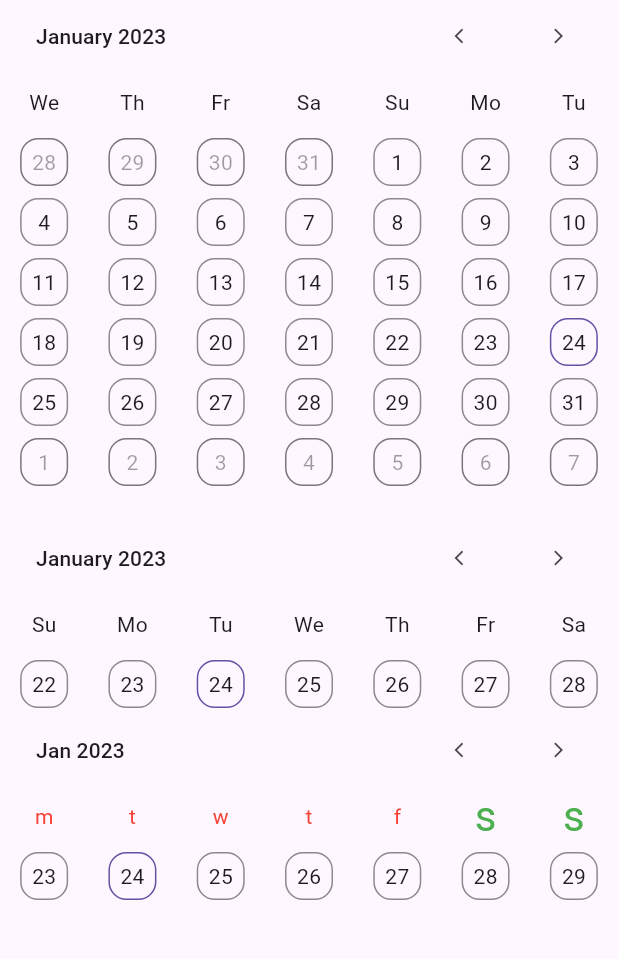
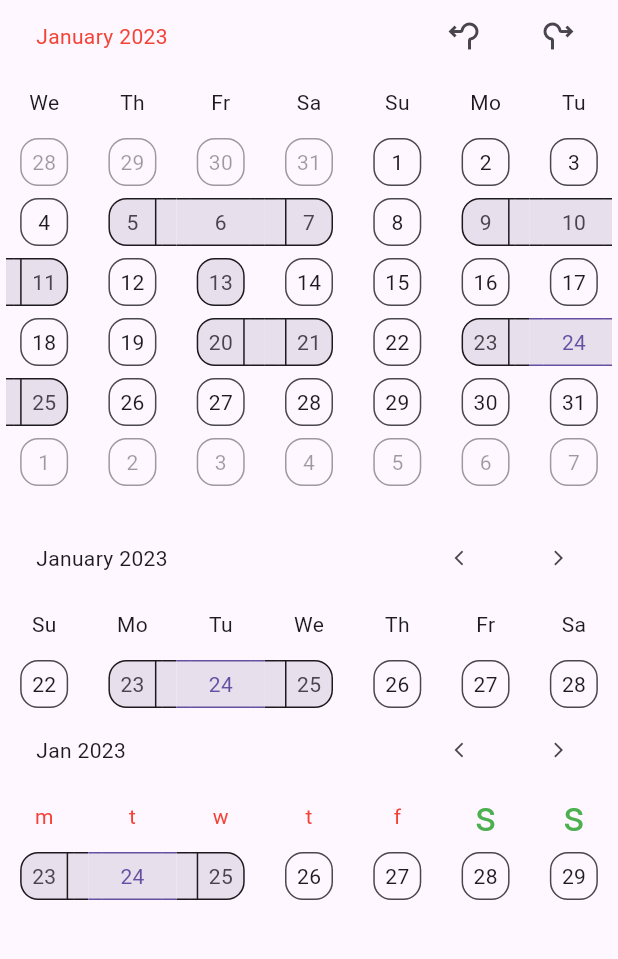
Before and after one commit to chaudharydeepanshu/clean_calendar, a Flutter app: the screen it shows after launch, on a phone screen of 412 x 824 dp, the part 84-1043 px from its top. Run offline on Flutter 3.47's test engine with Material 2 defaults, Android fonts, the phone set to English and light mode, and no system bars.

Commit message:
Added decoration properties for header section.

```diff
--- a/example/lib/main.dart
+++ b/example/lib/main.dart
@@ -40,21 +40,30 @@ class _HomeState extends State<Home> {
         child: ListView(
           children: [
             CleanCalendar(
+              headerProperties: HeaderProperties(
+                monthYearDecoration: MonthYearDecoration(
+                  monthYearTextColor: Colors.red,
+                ),
+                navigatorDecoration: NavigatorDecoration(
+                  navigateLeftButtonIcon: Icon(Icons.roundabout_left),
+                  navigateRightButtonIcon: Icon(Icons.roundabout_right),
+                ),
+              ),
               enableDenseViewForDates: true,
               enableDenseSplashForDates: true,
               datesForStreaks: [
-                DateTime(2022, 11, 5),
-                DateTime(2022, 11, 6),
-                DateTime(2022, 11, 7),
-                DateTime(2022, 11, 9),
-                DateTime(2022, 11, 10),
-                DateTime(2022, 11, 11),
-                DateTime(2022, 11, 13),
-                DateTime(2022, 11, 20),
-                DateTime(2022, 11, 21),
-                DateTime(2022, 11, 23),
-                DateTime(2022, 11, 24),
-                DateTime(2022, 11, 25),
+                DateTime(2023, 01, 5),
+                DateTime(2023, 01, 6),
+                DateTime(2023, 01, 7),
+                DateTime(2023, 01, 9),
+                DateTime(2023, 01, 10),
+                DateTime(2023, 01, 11),
+                DateTime(2023, 01, 13),
+                DateTime(2023, 01, 20),
+                DateTime(2023, 01, 21),
+                DateTime(2023, 01, 23),
+                DateTime(2023, 01, 24),
+                DateTime(2023, 01, 25),
               ],
               dateSelectionMode: DatePickerSelectionMode.singleOrMultiple,
               startWeekday: WeekDay.wednesday,
@@ -81,17 +90,18 @@ class _HomeState extends State<Home> {
               enableDenseViewForDates: true,
               enableDenseSplashForDates: true,
               datesForStreaks: [
-                DateTime(2022, 11, 5),
-                DateTime(2022, 11, 6),
-                DateTime(2022, 11, 7),
-                DateTime(2022, 11, 9),
-                DateTime(2022, 11, 10),
-                DateTime(2022, 11, 11),
-                DateTime(2022, 11, 13),
-                DateTime(2022, 11, 20),
-                DateTime(2022, 11, 21),
-                DateTime(2022, 11, 23),
-                DateTime(2022, 11, 24),
+                DateTime(2023, 01, 5),
+                DateTime(2023, 01, 6),
+                DateTime(2023, 01, 7),
+                DateTime(2023, 01, 9),
+                DateTime(2023, 01, 10),
+                DateTime(2023, 01, 11),
+                DateTime(2023, 01, 13),
+                DateTime(2023, 01, 20),
+                DateTime(2023, 01, 21),
+                DateTime(2023, 01, 23),
+                DateTime(2023, 01, 24),
+                DateTime(2023, 01, 25),
               ],
               dateSelectionMode: DatePickerSelectionMode.singleOrMultiple,
               onCalendarViewDate: (DateTime calendarViewDate) {
@@ -114,17 +124,18 @@ class _HomeState extends State<Home> {
               enableDenseViewForDates: true,
               enableDenseSplashForDates: true,
               datesForStreaks: [
-                DateTime(2022, 11, 5),
-                DateTime(2022, 11, 6),
-                DateTime(2022, 11, 7),
-                DateTime(2022, 11, 9),
-                DateTime(2022, 11, 10),
-                DateTime(2022, 11, 11),
-                DateTime(2022, 11, 13),
-                DateTime(2022, 11, 20),
-                DateTime(2022, 11, 21),
-                DateTime(2022, 11, 23),
-                DateTime(2022, 11, 24),
+                DateTime(2023, 01, 5),
+                DateTime(2023, 01, 6),
+                DateTime(2023, 01, 7),
+                DateTime(2023, 01, 9),
+                DateTime(2023, 01, 10),
+                DateTime(2023, 01, 11),
+                DateTime(2023, 01, 13),
+                DateTime(2023, 01, 20),
+                DateTime(2023, 01, 21),
+                DateTime(2023, 01, 23),
+                DateTime(2023, 01, 24),
+                DateTime(2023, 01, 25),
               ],
               dateSelectionMode: DatePickerSelectionMode.disable,
               onCalendarViewDate: (DateTime calendarViewDate) {
--- a/lib/clean_calendar.dart
+++ b/lib/clean_calendar.dart
@@ -18,3 +18,9 @@ export 'src/models/calendar_properties.dart'
 export 'src/models/dates_decoration.dart' show DatesDecoration;
 
 export 'src/models/dates_properties.dart' show DatesProperties;
+
+export 'src/models/header_properties.dart' show HeaderProperties;
+
+export 'src/models/month_year_decoration.dart' show MonthYearDecoration;
+
+export 'src/models/navigator_decoration.dart' show NavigatorDecoration;
--- a/lib/src/clean_calendar.dart
+++ b/lib/src/clean_calendar.dart
@@ -9,6 +9,7 @@ class CleanCalendar extends StatelessWidget {
   const CleanCalendar({
     Key? key,
     this.datePickerCalendarView,
+    this.headerProperties,
     this.weekdaysProperties,
     this.streakDatesProperties,
     this.currentDateProperties,
@@ -35,6 +36,9 @@ class CleanCalendar extends StatelessWidget {
 
   /// - datePickerCalendarView, It takes calendar view type.
   final DatePickerCalendarView? datePickerCalendarView;
+
+  /// - headerProperties, It takes customisation properties for calendar header.
+  final HeaderProperties? headerProperties;
 
   /// - weekdaysProperties, It takes customisation properties for weekdays.
   final WeekdaysProperties? weekdaysProperties;
@@ -113,6 +117,7 @@ class CleanCalendar extends StatelessWidget {
       calendarProperties: CalendarProperties(
           datePickerCalendarView: datePickerCalendarView,
           weekdaysProperties: weekdaysProperties,
+          headerProperties: headerProperties,
           streakDatesProperties: streakDatesProperties,
           currentDateProperties: currentDateProperties,
           generalDatesProperties: generalDatesProperties,
--- a/lib/src/models/calendar_properties.dart
+++ b/lib/src/models/calendar_properties.dart
@@ -1,6 +1,9 @@
 import 'package:clean_calendar/src/models/dates_decoration.dart';
 import 'package:clean_calendar/src/models/dates_properties.dart';
+import 'package:clean_calendar/src/models/header_properties.dart';
+import 'package:clean_calendar/src/models/month_year_decoration.dart';
 import 'package:clean_calendar/src/models/months_model.dart';
+import 'package:clean_calendar/src/models/navigator_decoration.dart';
 import 'package:clean_calendar/src/models/weekdays_decoration.dart';
 import 'package:clean_calendar/src/models/weekdays_model.dart';
 import 'package:clean_calendar/src/models/weekdays_properties.dart';
@@ -66,6 +69,9 @@ enum DatePickerSelectionMode {
 }
 
 class CalendarProperties {
+  /// Header properties.
+  final HeaderProperties headerProperties;
+
   /// Weekdays properties.
   final WeekdaysProperties weekdaysProperties;
 
@@ -139,6 +145,7 @@ class CalendarProperties {
   final BuildContext context;
 
   CalendarProperties({
+    HeaderProperties? headerProperties,
     WeekdaysProperties? weekdaysProperties,
     DatesProperties? streakDatesProperties,
     DatesProperties? currentDateProperties,
@@ -164,6 +171,37 @@ class CalendarProperties {
     Months? monthsSymbol,
     required this.context,
   })  :
+
+        /// Setting header properties.
+        headerProperties = HeaderProperties(
+          monthYearDecoration: MonthYearDecoration(
+            monthYearTextColor:
+                headerProperties?.monthYearDecoration?.monthYearTextColor ??
+                    Theme.of(context).colorScheme.onSurface,
+            monthYearTextStyle:
+                headerProperties?.monthYearDecoration?.monthYearTextStyle ??
+                    const TextStyle(),
+          ),
+          navigatorDecoration: NavigatorDecoration(
+            navigateLeftButtonIcon:
+                headerProperties?.navigatorDecoration?.navigateLeftButtonIcon ??
+                    const Icon(
+                      Icons.arrow_back_ios,
+                      size: 12,
+                    ),
+            navigateRightButtonIcon: headerProperties
+                    ?.navigatorDecoration?.navigateRightButtonIcon ??
+                const Icon(
+                  Icons.arrow_forward_ios,
+                  size: 12,
+                ),
+            navigatorResetButtonIcon: headerProperties
+                    ?.navigatorDecoration?.navigatorResetButtonIcon ??
+                const Icon(
+                  Icons.calendar_today,
+                ),
+          ),
+        ),
 
         /// Setting weekdays properties.
         weekdaysProperties = WeekdaysProperties(
@@ -261,9 +299,11 @@ class CalendarProperties {
               datesBackgroundColor:
                   currentDateProperties?.datesDecoration?.datesBackgroundColor,
               datesTextColor:
-                  currentDateProperties?.datesDecoration?.datesTextColor,
+                  currentDateProperties?.datesDecoration?.datesTextColor ??
+                      Theme.of(context).colorScheme.primary,
               datesTextStyle:
-                  currentDateProperties?.datesDecoration?.datesTextStyle,
+                  currentDateProperties?.datesDecoration?.datesTextStyle ??
+                      const TextStyle(),
               datesBorderColor:
                   currentDateProperties?.datesDecoration?.datesBorderColor ??
                       Theme.of(context).colorScheme.primary,
@@ -288,7 +328,7 @@ class CalendarProperties {
                       const TextStyle(),
               datesBorderColor:
                   generalDatesProperties?.datesDecoration?.datesBorderColor ??
-                      Theme.of(context).colorScheme.onSurface.withOpacity(0.5),
+                      Theme.of(context).colorScheme.onSurface.withOpacity(0.8),
               datesBorderRadius:
                   generalDatesProperties?.datesDecoration?.datesBorderRadius ??
                       12),
@@ -310,7 +350,7 @@ class CalendarProperties {
                   const TextStyle(),
               datesBorderColor: leadingTrailingDatesProperties
                       ?.datesDecoration?.datesBorderColor ??
-                  Theme.of(context).dividerColor,
+                  Theme.of(context).disabledColor,
               datesBorderRadius: leadingTrailingDatesProperties
                       ?.datesDecoration?.datesBorderRadius ??
                   12),
--- a/lib/src/models/dates_decoration.dart
+++ b/lib/src/models/dates_decoration.dart
@@ -23,6 +23,24 @@ class DatesDecoration {
     this.datesBorderColor,
     this.datesBorderRadius,
   });
+
+  /// Creates copy of DatesDecoration object with the given
+  /// values replaced with new values.
+  DatesDecoration copyWith({
+    Color? datesBackgroundColor,
+    Color? datesTextColor,
+    TextStyle? datesTextStyle,
+    Color? datesBorderColor,
+    double? datesBorderRadius,
+  }) {
+    return DatesDecoration(
+      datesBackgroundColor: datesBackgroundColor ?? this.datesBackgroundColor,
+      datesTextColor: datesTextColor ?? this.datesTextColor,
+      datesTextStyle: datesTextStyle ?? this.datesTextStyle,
+      datesBorderColor: datesBorderColor ?? this.datesBorderColor,
+      datesBorderRadius: datesBorderRadius ?? this.datesBorderRadius,
+    );
+  }
 
   @override
   bool operator ==(Object other) =>
--- a/lib/src/models/dates_properties.dart
+++ b/lib/src/models/dates_properties.dart
@@ -15,6 +15,20 @@ class DatesProperties {
     this.disable,
     this.hide,
   });
+
+  /// Creates copy of DatesProperties object with the given
+  /// values replaced with new values.
+  DatesProperties copyWith({
+    DatesDecoration? datesDecoration,
+    bool? disable,
+    bool? hide,
+  }) {
+    return DatesProperties(
+      datesDecoration: datesDecoration ?? this.datesDecoration,
+      disable: disable ?? this.disable,
+      hide: hide ?? this.hide,
+    );
+  }
 
   @override
   bool operator ==(Object other) =>
--- /dev/null
+++ b/lib/src/models/header_properties.dart
@@ -0,0 +1,41 @@
+import 'package:clean_calendar/src/models/month_year_decoration.dart';
+import 'package:clean_calendar/src/models/navigator_decoration.dart';
+
+class HeaderProperties {
+  /// - monthYearDecoration, changes the decoration of all months and years decoration in the header area of calendar.
+  final MonthYearDecoration? monthYearDecoration;
+
+  /// - navigatorDecoration, changes the decoration of navigator.
+  final NavigatorDecoration? navigatorDecoration;
+
+  HeaderProperties({
+    this.monthYearDecoration,
+    this.navigatorDecoration,
+  });
+
+  Map<String, dynamic> toMap() {
+    return {
+      'monthYearDecoration': monthYearDecoration,
+      'navigatorDecoration': navigatorDecoration,
+    };
+  }
+
+  @override
+  bool operator ==(Object other) =>
+      identical(this, other) ||
+      other is HeaderProperties &&
+          runtimeType == other.runtimeType &&
+          monthYearDecoration == other.monthYearDecoration &&
+          navigatorDecoration == other.navigatorDecoration;
+
+  @override
+  int get hashCode =>
+      monthYearDecoration.hashCode ^ navigatorDecoration.hashCode;
+
+  // Implement toString to make it easier to see information
+  // when using the print statement.
+  @override
+  String toString() {
+    return 'HeaderProperties{monthYearDecoration: $monthYearDecoration, navigatorDecoration: $navigatorDecoration}';
+  }
+}
--- /dev/null
+++ b/lib/src/models/month_year_decoration.dart
@@ -0,0 +1,32 @@
+import 'package:flutter/material.dart';
+
+class MonthYearDecoration {
+  /// - monthYearTextColor, changes the month and year text color.
+  final Color? monthYearTextColor;
+
+  /// - monthYearTextStyle, changes the month and year text style.
+  final TextStyle? monthYearTextStyle;
+
+  MonthYearDecoration({
+    this.monthYearTextColor,
+    this.monthYearTextStyle,
+  });
+
+  @override
+  bool operator ==(Object other) =>
+      identical(this, other) ||
+      other is MonthYearDecoration &&
+          runtimeType == other.runtimeType &&
+          monthYearTextColor == other.monthYearTextColor &&
+          monthYearTextStyle == other.monthYearTextStyle;
+
+  @override
+  int get hashCode => monthYearTextColor.hashCode ^ monthYearTextStyle.hashCode;
+
+  // Implement toString to make it easier to see information
+  // when using the print statement.
+  @override
+  String toString() {
+    return 'MonthYearDecoration{monthYearTextColor: $monthYearTextColor, monthYearTextStyle: $monthYearTextStyle}';
+  }
+}
--- /dev/null
+++ b/lib/src/models/navigator_decoration.dart
@@ -0,0 +1,40 @@
+import 'package:flutter/material.dart';
+
+class NavigatorDecoration {
+  /// - navigateLeftButtonIcon, changes the Icon widget for left navigation icon.
+  final Icon? navigateLeftButtonIcon;
+
+  /// - navigateRightButtonIcon, changes the Icon widget for right navigation icon.
+  final Icon? navigateRightButtonIcon;
+
+  /// - navigatorResetButtonIcon, changes the Icon widget for right navigation icon.
+  final Icon? navigatorResetButtonIcon;
+
+  NavigatorDecoration({
+    this.navigateLeftButtonIcon,
+    this.navigateRightButtonIcon,
+    this.navigatorResetButtonIcon,
+  });
+
+  @override
+  bool operator ==(Object other) =>
+      identical(this, other) ||
+      other is NavigatorDecoration &&
+          runtimeType == other.runtimeType &&
+          navigateLeftButtonIcon == other.navigateLeftButtonIcon &&
+          navigateRightButtonIcon == other.navigateRightButtonIcon &&
+          navigatorResetButtonIcon == other.navigatorResetButtonIcon;
+
+  @override
+  int get hashCode =>
+      navigateLeftButtonIcon.hashCode ^
+      navigateRightButtonIcon.hashCode ^
+      navigatorResetButtonIcon.hashCode;
+
+  // Implement toString to make it easier to see information
+  // when using the print statement.
+  @override
+  String toString() {
+    return 'NavigatorDecoration{navigateLeftButtonIcon: $navigateLeftButtonIcon, navigateRightButtonIcon: $navigateRightButtonIcon, navigatorResetButtonIcon: $navigatorResetButtonIcon}';
+  }
+}
--- a/lib/src/ui/calendar_control_section.dart
+++ b/lib/src/ui/calendar_navigator_header_section.dart
@@ -2,8 +2,8 @@ import 'package:clean_calendar/src/models/calendar_properties.dart';
 import 'package:clean_calendar/src/state/page_controller.dart';
 import 'package:flutter/material.dart';
 
-class CalendarControlSection extends StatelessWidget {
-  const CalendarControlSection(
+class CalendarNavigatorHeaderSection extends StatelessWidget {
+  const CalendarNavigatorHeaderSection(
       {Key? key,
       required this.calendarProperties,
       required this.pageControllerState})
@@ -32,6 +32,33 @@ class CalendarControlSection extends StatelessWidget {
                     .copyWith(day: 1)) !=
                 DateUtils.dateOnly(pageViewDateTime.copyWith(day: 1));
 
+        Icon navigatorResetButtonIcon = calendarProperties.headerProperties
+                .navigatorDecoration?.navigatorResetButtonIcon ??
+            const Icon(
+              Icons.calendar_today,
+            );
+
+        Icon navigateLeftButtonIcon = calendarProperties
+                .headerProperties.navigatorDecoration?.navigateLeftButtonIcon ??
+            const Icon(
+              Icons.arrow_back_ios,
+              size: 12,
+            );
+
+        Icon navigateRightButtonIcon = calendarProperties.headerProperties
+                .navigatorDecoration?.navigateRightButtonIcon ??
+            const Icon(
+              Icons.arrow_forward_ios,
+              size: 12,
+            );
+
+        Color? monthYearTextColor = calendarProperties
+            .headerProperties.monthYearDecoration?.monthYearTextColor;
+
+        TextStyle? monthYearTextStyle = calendarProperties
+                .headerProperties.monthYearDecoration?.monthYearTextStyle ??
+            Theme.of(context).textTheme.titleSmall;
+
         return Container(
           margin: const EdgeInsets.only(left: 24, right: 8),
           child: Row(
@@ -41,7 +68,9 @@ class CalendarControlSection extends StatelessWidget {
                 child: Text(
                   "${monthsSymbolsList[pageViewDateTime.month - 1]} ${pageViewDateTime.year}",
                   overflow: TextOverflow.ellipsis,
-                  style: Theme.of(context).textTheme.titleSmall,
+                  style: monthYearTextColor != null
+                      ? monthYearTextStyle?.copyWith(color: monthYearTextColor)
+                      : monthYearTextStyle,
                 ),
               ),
               Flexible(
@@ -58,10 +87,7 @@ class CalendarControlSection extends StatelessWidget {
                                         curve: Curves.ease);
                               },
                               padding: EdgeInsets.zero,
-                              // iconSize: 12,
-                              icon: const Icon(
-                                Icons.calendar_today,
-                              ),
+                              icon: navigatorResetButtonIcon,
                             ),
                           )
                         : const Expanded(child: SizedBox()),
@@ -72,10 +98,7 @@ class CalendarControlSection extends StatelessWidget {
                               duration: kTabScrollDuration, curve: Curves.ease);
                         },
                         padding: EdgeInsets.zero,
-                        iconSize: 12,
-                        icon: const Icon(
-                          Icons.arrow_back_ios,
-                        ),
+                        icon: navigateLeftButtonIcon,
                       ),
                     ),
                     Expanded(
@@ -85,10 +108,7 @@ class CalendarControlSection extends StatelessWidget {
                               duration: kTabScrollDuration, curve: Curves.ease);
                         },
                         padding: EdgeInsets.zero,
-                        iconSize: 12,
-                        icon: const Icon(
-                          Icons.arrow_forward_ios,
-                        ),
+                        icon: navigateRightButtonIcon,
                       ),
                     ),
                   ],
--- a/lib/src/ui/calendar_view.dart
+++ b/lib/src/ui/calendar_view.dart
@@ -1,8 +1,8 @@
 import 'package:clean_calendar/src/models/calendar_properties.dart';
 import 'package:clean_calendar/src/state/page_controller.dart';
-import 'package:clean_calendar/src/ui/calendar_control_section.dart';
+import 'package:clean_calendar/src/ui/calendar_navigator_header_section.dart';
 import 'package:clean_calendar/src/ui/calendar_dates_section/calendar_dates_section.dart';
-import 'package:clean_calendar/src/ui/calendar_header_section.dart';
+import 'package:clean_calendar/src/ui/calendar_weekday_header_section.dart';
 import 'package:flutter/material.dart';
 
 class Calendar extends StatelessWidget {
@@ -59,10 +59,11 @@ class _CalendarViewState extends State<CalendarView> {
   Widget build(BuildContext context) {
     return Column(
       children: [
-        CalendarControlSection(
+        CalendarNavigatorHeaderSection(
             calendarProperties: widget.calendarProperties,
             pageControllerState: pageControllerState),
-        CalendarHeaderSection(calendarProperties: widget.calendarProperties),
+        CalendarWeekdayHeaderSection(
+            calendarProperties: widget.calendarProperties),
         CalendarDatesSection(
             calendarProperties: widget.calendarProperties,
             pageControllerState: pageControllerState),
--- a/lib/src/ui/calendar_header_section.dart
+++ b/lib/src/ui/calendar_weekday_header_section.dart
@@ -3,8 +3,9 @@ import 'package:clean_calendar/src/models/weekdays_decoration.dart';
 import 'package:clean_calendar/src/utils/get_weekdays_symbols_and_properties_based_on_starting_weekday.dart';
 import 'package:flutter/material.dart';
 
-class CalendarHeaderSection extends StatelessWidget {
-  const CalendarHeaderSection({Key? key, required this.calendarProperties})
+class CalendarWeekdayHeaderSection extends StatelessWidget {
+  const CalendarWeekdayHeaderSection(
+      {Key? key, required this.calendarProperties})
       : super(key: key);
 
   final CalendarProperties calendarProperties;
--- a/lib/src/utils/get_suitable_dates_properties.dart
+++ b/lib/src/utils/get_suitable_dates_properties.dart
@@ -13,7 +13,21 @@ DatesProperties getSuitableDatesProperties({
     return calendarProperties.leadingTrailingDatesProperties;
   }
   if (pageViewElementDate == calendarProperties.currentDateOfCalendar) {
-    return calendarProperties.currentDateProperties;
+    if (calendarProperties.datesForStreaks.contains(pageViewElementDate)) {
+      return calendarProperties.streakDatesProperties.copyWith(
+          datesDecoration: calendarProperties
+              .streakDatesProperties.datesDecoration
+              ?.copyWith(
+        datesTextColor: calendarProperties
+            .currentDateProperties.datesDecoration?.datesTextColor,
+        datesBorderColor: calendarProperties
+            .currentDateProperties.datesDecoration?.datesBorderColor,
+        datesTextStyle: calendarProperties
+            .currentDateProperties.datesDecoration?.datesTextStyle,
+      ));
+    } else {
+      return calendarProperties.currentDateProperties;
+    }
   }
   if (calendarProperties.datesForStreaks.contains(pageViewElementDate)) {
     return calendarProperties.streakDatesProperties;
--- a/pubspec.yaml
+++ b/pubspec.yaml
@@ -1,6 +1,6 @@
 name: clean_calendar
 description: A brand-new Flutter calendar package that enables you to make a simple, lovely, and customizable calendar.
-version: 1.0.2
+version: 1.1.0
 homepage: https://github.com/chaudharydeepanshu/clean_calendar
 repository: https://github.com/chaudharydeepanshu/clean_calendar
 issue_tracker: https://github.com/chaudharydeepanshu/clean_calendar/issues
```
Also changed, not shown: example/pubspec.lock, 1 other file.
